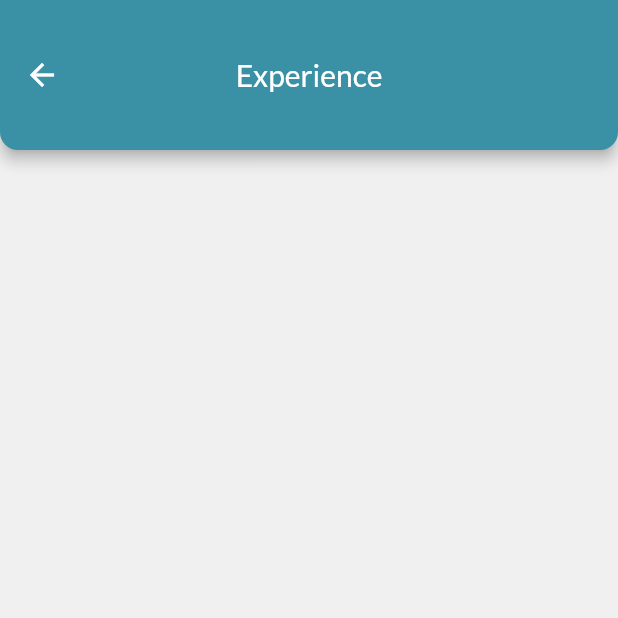
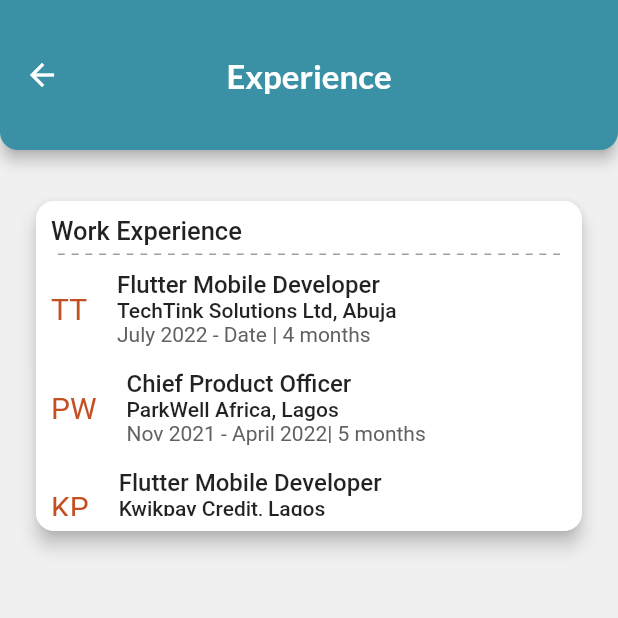
Before and after one commit to OstrichFarmer/mobile_cv, a Flutter app: the screen it shows after launch, on a phone screen of 412 x 824 dp, the top half of it. Run offline on Flutter 3.47's test engine with Material 2 defaults, Android fonts, the light colour scheme and no system bars; our stand-ins replace google_fonts; Roboto replaces fonts that are missing (Aclonica).

Commit message:
finished the work experience card

```diff
--- a/lib/screens/experience_screen.dart
+++ b/lib/screens/experience_screen.dart
@@ -1,6 +1,7 @@
 import 'package:flutter/material.dart';
 import 'package:google_fonts/google_fonts.dart';
 import 'package:mobile_cv/utils/colors.dart';
+import 'package:mobile_cv/utils/constants.dart';
 
 class ExperienceScreen extends StatelessWidget {
   const ExperienceScreen({Key? key}) : super(key: key);
@@ -14,7 +15,7 @@
         centerTitle: true,
         title: Text(
           'Experience',
-          style: GoogleFonts.lato(fontSize: 20, fontWeight: FontWeight.w500),
+          style: GoogleFonts.lato(fontSize: 22, fontWeight: FontWeight.w600),
         ),
         toolbarHeight: 100,
         backgroundColor: AppColors.prussianBlue,
@@ -33,7 +34,139 @@
             bottom: 20,
           ),
           child: Column(
-            children: [],
+            children: [
+              Card(
+                elevation: 5,
+                shape: const RoundedRectangleBorder(
+                    borderRadius: BorderRadius.all(Radius.circular(12))),
+                child: Container(
+                  margin: const EdgeInsets.all(10),
+                  height: 200,
+                  width: double.infinity,
+                  child: ListView(
+                    //crossAxisAlignment: CrossAxisAlignment.start,
+                    children: [
+                      const Text(
+                        'Work Experience',
+                        style: TextStyle(
+                            fontWeight: FontWeight.w500, fontSize: 17),
+                      ),
+                      const SizedBox(
+                        height: 5,
+                      ),
+                      Row(
+                        children: List.generate(
+                            150 ~/ 2,
+                            (index) => Expanded(
+                                  child: Container(
+                                    color: index % 2 == 0
+                                        ? Colors.transparent
+                                        : Colors.grey,
+                                    height: 1,
+                                  ),
+                                )),
+                      ),
+                      SizedBox(
+                        height: 10,
+                      ),
+                      Row(
+                        children: [
+                          Text(
+                            'TT',
+                            style: kExperiencetagTextStyle,
+                          ),
+                          const SizedBox(
+                            width: 20,
+                          ),
+                          Column(
+                            crossAxisAlignment: CrossAxisAlignment.start,
+                            children: [
+                              const Text(
+                                'Flutter Mobile Developer',
+                                style: TextStyle(
+                                    fontWeight: FontWeight.w500, fontSize: 16),
+                              ),
+                              const Text(
+                                'TechTink Solutions Ltd, Abuja',
+                                style: TextStyle(
+                                    fontSize: 14, fontWeight: FontWeight.w500),
+                              ),
+                              Text(
+                                'July 2022 - Date | 4 months',
+                                style: TextStyle(color: Colors.grey.shade700),
+                              )
+                            ],
+                          )
+                        ],
+                      ),
+                      const SizedBox(
+                        height: 15,
+                      ),
+                      Row(
+                        children: [
+                          Text(
+                            'PW',
+                            style: kExperiencetagTextStyle,
+                          ),
+                          const SizedBox(
+                            width: 20,
+                          ),
+                          Column(
+                            crossAxisAlignment: CrossAxisAlignment.start,
+                            children: [
+                              const Text(
+                                'Chief Product Officer',
+                                style: TextStyle(
+                                    fontWeight: FontWeight.w500, fontSize: 16),
+                              ),
+                              const Text(
+                                'ParkWell Africa, Lagos',
+                                style: TextStyle(
+                                    fontWeight: FontWeight.w500, fontSize: 14),
+                              ),
+                              Text(
+                                'Nov 2021 - April 2022| 5 months',
+                                style: TextStyle(color: Colors.grey.shade700),
+                              )
+                            ],
+                          )
+                        ],
+                      ),
+                      const SizedBox(
+                        height: 15,
+                      ),
+                      Row(
+                        children: [
+                          Text('KP', style: kExperiencetagTextStyle),
+                          const SizedBox(
+                            width: 20,
+                          ),
+                          Column(
+                            crossAxisAlignment: CrossAxisAlignment.start,
+                            children: [
+                              const Text(
+                                'Flutter Mobile Developer',
+                                style: TextStyle(
+                                    fontWeight: FontWeight.w500, fontSize: 16),
+                              ),
+                              const Text(
+                                'Kwikpay Credit, Lagos',
+                                style: TextStyle(
+                                    fontWeight: FontWeight.w500, fontSize: 14),
+                              ),
+                              Text(
+                                'Aug 2022 - Nov 2021',
+                                style: TextStyle(color: Colors.grey.shade700),
+                              )
+                            ],
+                          )
+                        ],
+                      )
+                    ],
+                  ),
+                ),
+              )
+            ],
           ),
         ),
       ),
--- /dev/null
+++ b/lib/utils/constants.dart
@@ -0,0 +1,7 @@
+import 'dart:ui';
+import 'package:google_fonts/google_fonts.dart';
+
+final kExperiencetagTextStyle = GoogleFonts.aclonica(
+  fontSize: 20,
+  color: const Color.fromARGB(255, 195, 80, 35),
+);
```
